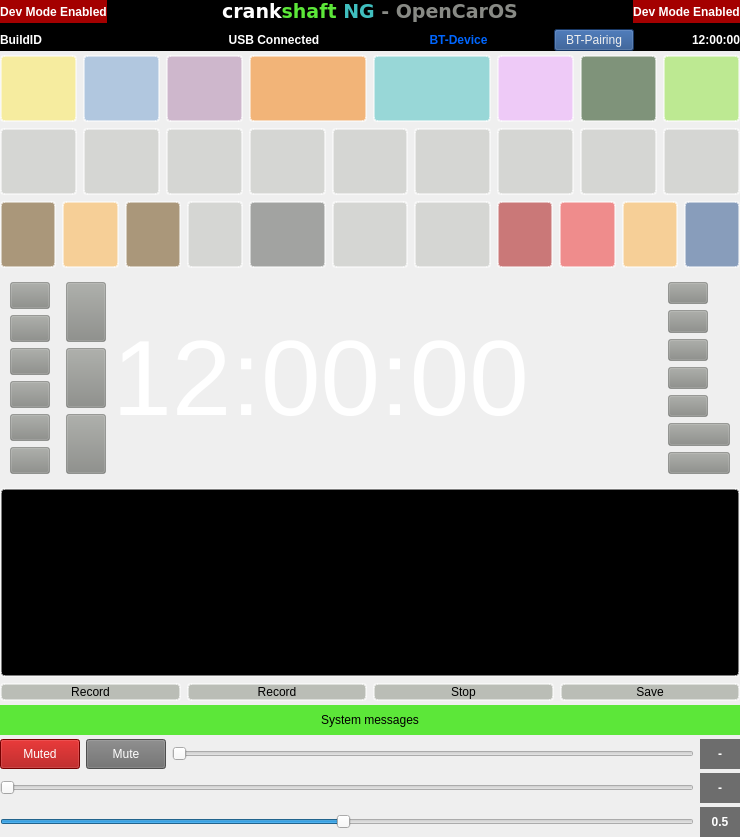
Qt form src/autoapp/UI/mainwindow.ui (arash-rasouli/openauto) before a commit.
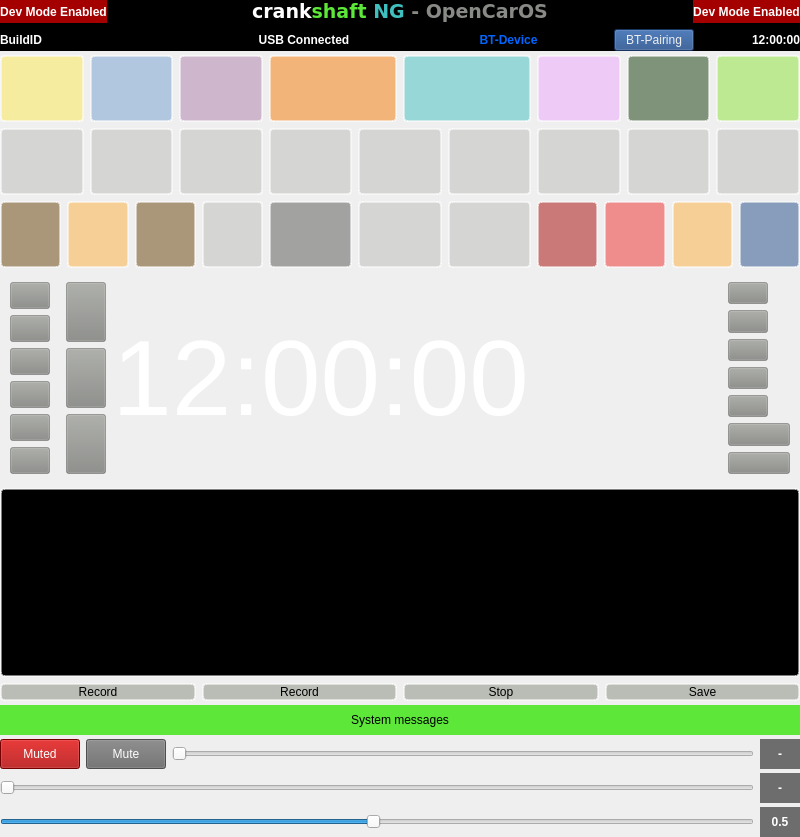
The same form after that commit. Icons and pictures are not drawn.

Diff of the .ui file:
```diff
--- a/src/autoapp/UI/mainwindow.ui
+++ b/src/autoapp/UI/mainwindow.ui
@@ -6,7 +6,7 @@
    <rect>
     <x>0</x>
     <y>0</y>
-    <width>740</width>
+    <width>800</width>
     <height>837</height>
    </rect>
   </property>
@@ -16,6 +16,12 @@
     <verstretch>0</verstretch>
    </sizepolicy>
   </property>
+  <property name="minimumSize">
+   <size>
+    <width>800</width>
+    <height>480</height>
+   </size>
+  </property>
   <property name="windowTitle">
    <string>MainWindow</string>
   </property>
```
